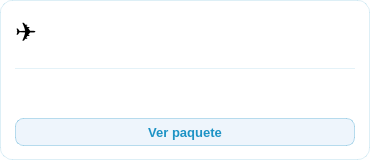
Before: the Qt Designer form src/vista/ui/cardPaquete.ui in laraanton/InSo, drawn with Qt 5.
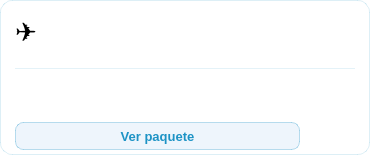
After: the same form once the commit is applied.

Commit message: Adjust geometry of CardPaquete UI elements

What changed in the file:
```diff
--- a/src/vista/ui/cardPaquete.ui
+++ b/src/vista/ui/cardPaquete.ui
@@ -3,7 +3,7 @@
  <class>CardPaquete</class>
  <widget class="QWidget" name="CardPaquete">
   <property name="geometry">
-   <rect><x>0</x><y>0</y><width>370</width><height>160</height></rect>
+   <rect><x>0</x><y>0</y><width>370</width><height>155</height></rect>
   </property>
   <property name="styleSheet">
    <string notr="true">
@@ -73,7 +73,7 @@
   </widget>
 
   <widget class="QPushButton" name="card_btn">
-   <property name="geometry"><rect><x>15</x><y>118</y><width>340</width><height>28</height></rect></property>
+   <property name="geometry"><rect><x>15</x><y>122</y><width>285</width><height>28</height></rect></property>
    <property name="text"><string>Ver paquete</string></property>
    <property name="cursor"><cursorShape>PointingHandCursor</cursorShape></property>
   </widget>
```
